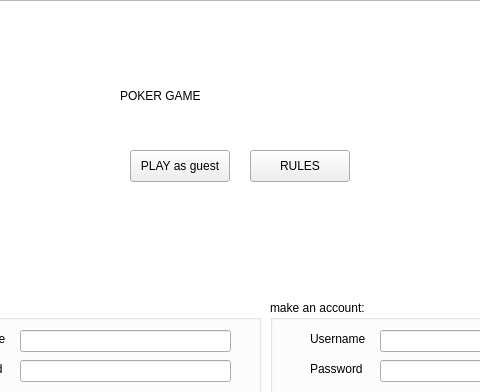
Qt form Poker/Visuals/MainWindow/mainwindow.ui (Cenzito/Poker) before a commit; both pictures show x 150 to 630 and y 0 to 392 of the 800 by 600 pixel window.
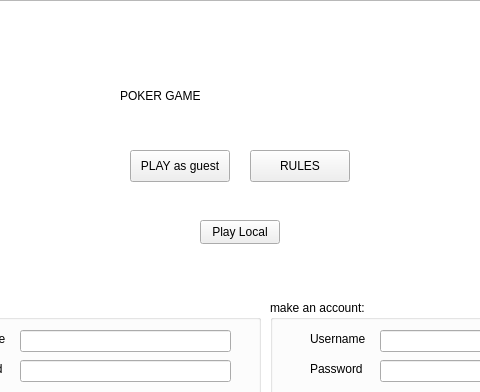
The same form after that commit. Icons and pictures are not drawn.

Commit message: create local game version

Diff of the .ui file:
```diff
--- a/Poker/Visuals/MainWindow/mainwindow.ui
+++ b/Poker/Visuals/MainWindow/mainwindow.ui
@@ -36,8 +36,8 @@
 hr { height: 1px; border-width: 0; }
 li.unchecked::marker { content: &quot;\2610&quot;; }
 li.checked::marker { content: &quot;\2612&quot;; }
-&lt;/style&gt;&lt;/head&gt;&lt;body style=&quot; font-family:'.AppleSystemUIFont'; font-size:13pt; font-weight:400; font-style:normal;&quot;&gt;
-&lt;p style=&quot;-qt-paragraph-type:empty; margin-top:0px; margin-bottom:0px; margin-left:0px; margin-right:0px; -qt-block-indent:0; text-indent:0px;&quot;&gt;&lt;br /&gt;&lt;/p&gt;&lt;/body&gt;&lt;/html&gt;</string>
+&lt;/style&gt;&lt;/head&gt;&lt;body style=&quot; font-family:'Segoe UI'; font-size:9pt; font-weight:400; font-style:normal;&quot;&gt;
+&lt;p style=&quot;-qt-paragraph-type:empty; margin-top:0px; margin-bottom:0px; margin-left:0px; margin-right:0px; -qt-block-indent:0; text-indent:0px; font-family:'.AppleSystemUIFont'; font-size:13pt;&quot;&gt;&lt;br /&gt;&lt;/p&gt;&lt;/body&gt;&lt;/html&gt;</string>
     </property>
    </widget>
    <widget class="QPushButton" name="pushButton">
@@ -270,6 +270,19 @@
     </property>
     <layout class="QHBoxLayout" name="horizontalLayout_2"/>
    </widget>
+   <widget class="QPushButton" name="pushButton_3">
+    <property name="geometry">
+     <rect>
+      <x>350</x>
+      <y>220</y>
+      <width>80</width>
+      <height>24</height>
+     </rect>
+    </property>
+    <property name="text">
+     <string>Play Local</string>
+    </property>
+   </widget>
    <zorder>layoutWidget</zorder>
    <zorder>layoutWidget</zorder>
    <zorder>textEdit_background</zorder>
@@ -283,6 +296,7 @@
    <zorder>label_pass</zorder>
    <zorder>label_newuser</zorder>
    <zorder>label_newpass</zorder>
+   <zorder>pushButton_3</zorder>
   </widget>
   <widget class="QMenuBar" name="menubar">
    <property name="geometry">
@@ -290,7 +304,7 @@
      <x>0</x>
      <y>0</y>
      <width>800</width>
-     <height>22</height>
+     <height>21</height>
     </rect>
    </property>
   </widget>
```
The commit also changes 7 other files.
